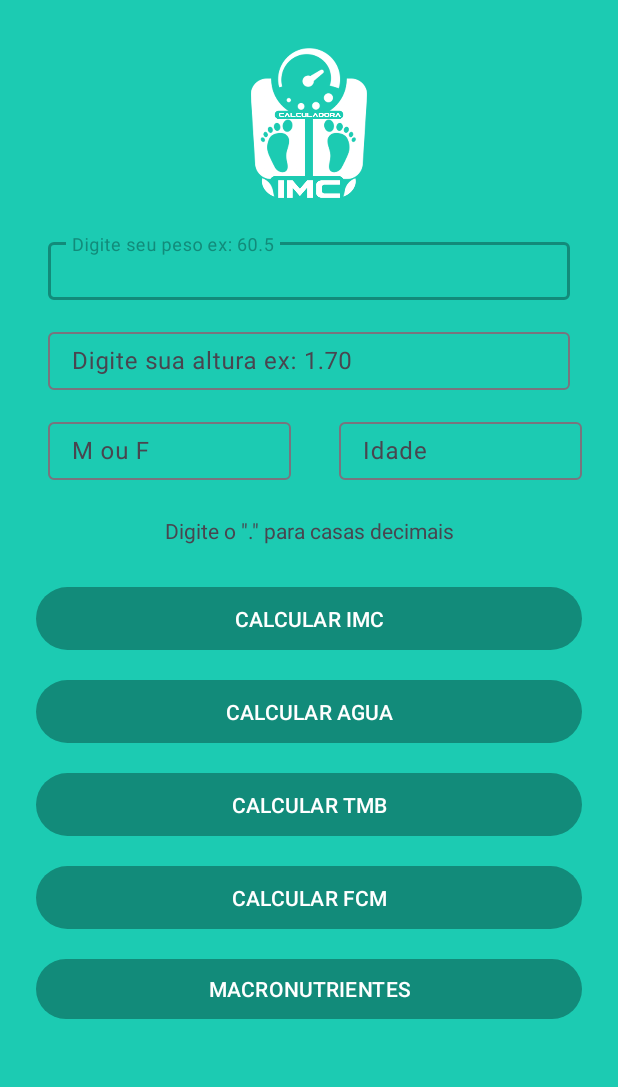
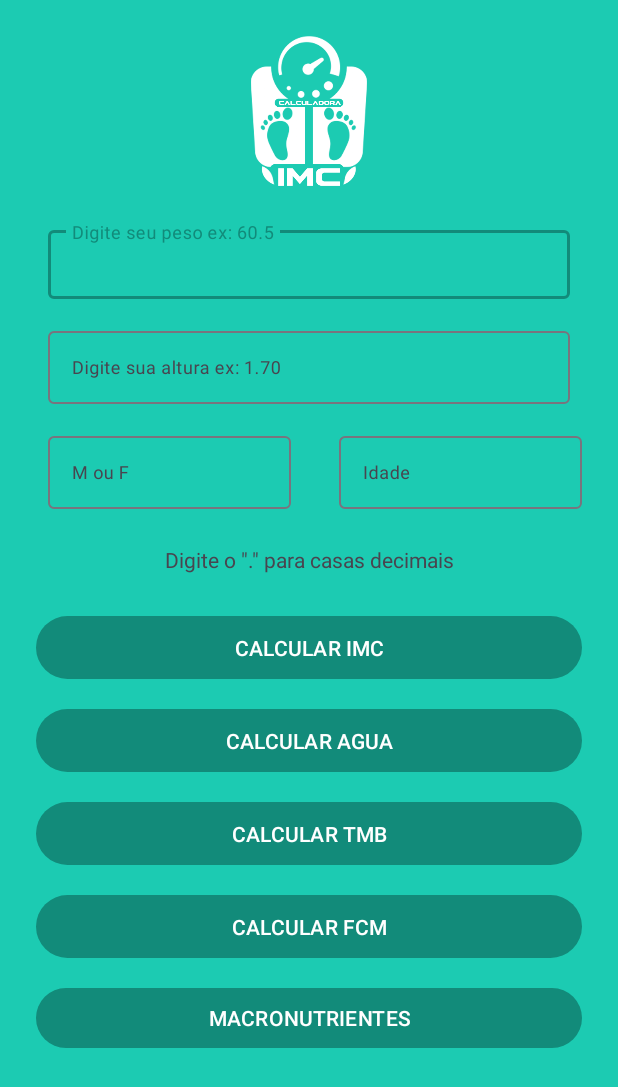
Before and after one commit to diasoficial/p6-CalculadoraIMC, an Android app: the screen it shows after launch (MainActivity), on a phone screen of 412 x 824 dp. Shown: the top 1087 px of the screen. Run offline under Robolectric (Android 15) with nearby library versions, the phone set to English and light mode, and no system bars.

Commit message:
Back-end v1.5

```diff
--- a/app/src/main/java/com/dias/p6_calculadoraimc/ResultadoActivity.kt
+++ b/app/src/main/java/com/dias/p6_calculadoraimc/ImcActivity.kt
@@ -1,5 +1,6 @@
 package com.dias.p6_calculadoraimc
 
+import android.annotation.SuppressLint
 import android.os.Bundle
 import android.widget.TextView
 import androidx.activity.enableEdgeToEdge
@@ -7,16 +8,17 @@ import androidx.appcompat.app.AppCompatActivity
 import androidx.core.view.ViewCompat
 import androidx.core.view.WindowInsetsCompat
 
-class ResultadoActivity : AppCompatActivity() {
+class ImcActivity : AppCompatActivity() {
 
     private lateinit var textPeso: TextView
     private lateinit var textAltura: TextView
     private lateinit var textResultado: TextView
 
+    @SuppressLint("SetTextI18n", "DefaultLocale")
     override fun onCreate(savedInstanceState: Bundle?) {
         super.onCreate(savedInstanceState)
         enableEdgeToEdge()
-        setContentView(R.layout.activity_resultado)
+        setContentView(R.layout.activity_imc)
         ViewCompat.setOnApplyWindowInsetsListener(findViewById(R.id.main)) { v, insets ->
             val systemBars = insets.getInsets(WindowInsetsCompat.Type.systemBars())
             v.setPadding(systemBars.left, systemBars.top, systemBars.right, systemBars.bottom)
--- a/app/src/main/java/com/dias/p6_calculadoraimc/MainActivity.kt
+++ b/app/src/main/java/com/dias/p6_calculadoraimc/MainActivity.kt
@@ -8,7 +8,6 @@ import androidx.activity.enableEdgeToEdge
 import androidx.appcompat.app.AppCompatActivity
 import androidx.core.view.ViewCompat
 import androidx.core.view.WindowInsetsCompat
-import com.google.android.material.textfield.TextInputEditText
 
 class MainActivity : AppCompatActivity() {
 
@@ -16,6 +15,10 @@ class MainActivity : AppCompatActivity() {
     private lateinit var editPeso: EditText
     private lateinit var editAltura: EditText
     private lateinit var btnCalcularAgua: Button
+    private lateinit var editSexo: EditText
+    private lateinit var btnCalcularTmb: Button
+    private lateinit var editIdade: EditText
+
 
     override fun onCreate(savedInstanceState: Bundle?) {
 
@@ -36,10 +39,13 @@ class MainActivity : AppCompatActivity() {
         editPeso = findViewById(R.id.edit_peso)
         editAltura = findViewById(R.id.edit_altura)
         btnCalcularAgua = findViewById(R.id.btn_calcular_agua)
+        editSexo = findViewById(R.id.edit_mf)
+        btnCalcularTmb = findViewById(R.id.btn_calcular_tmb)
+        editIdade = findViewById(R.id.edit_idade)
 
         //Abrir nova tela
         btnCalcular.setOnClickListener {
-            val intent = Intent(this, ResultadoActivity::class.java)
+            val intent = Intent(this, ImcActivity::class.java)
 
             val peso = editPeso.text.toString()
             val altura = editAltura.text.toString()
@@ -55,7 +61,7 @@ class MainActivity : AppCompatActivity() {
 
         //Abrir nova tela Agua
         btnCalcularAgua.setOnClickListener {
-            val intent = Intent(this, ResultadoAguaActivity::class.java)
+            val intent = Intent(this, AguaActivity::class.java)
 
             val peso = editPeso.text.toString()
 
@@ -66,5 +72,24 @@ class MainActivity : AppCompatActivity() {
             startActivity(intent)
         }
 
+        //Abrir nova tela TMB
+        btnCalcularTmb.setOnClickListener {
+            val intent = Intent(this, TbmActivity::class.java)
+
+            val sexo = editSexo.text
+            val peso = editPeso.text.toString()
+            val altura = editAltura.text.toString()
+            val idade = editIdade.text.toString()
+
+            if (peso.isNotEmpty() && altura.isNotEmpty() && sexo.isNotEmpty() && idade.isNotEmpty()){
+                intent.putExtra("peso", peso.toDouble())
+                intent.putExtra("altura", altura.toDouble())
+                intent.putExtra("idade", idade.toDouble())
+                intent.putExtra("sexo", sexo)
+            }
+
+            startActivity(intent)
+        }
+
     }
 }
--- a/app/src/main/res/layout/activity_resultado_agua.xml
+++ b/app/src/main/res/layout/activity_agua.xml
@@ -5,7 +5,7 @@
     android:id="@+id/main"
     android:layout_width="match_parent"
     android:layout_height="match_parent"
-    tools:context=".ResultadoAguaActivity">
+    tools:context=".AguaActivity">
 
     <TextView
         android:id="@+id/textView2"
--- a/app/src/main/res/layout/activity_resultado.xml
+++ b/app/src/main/res/layout/activity_imc.xml
@@ -5,7 +5,7 @@
     android:id="@+id/main"
     android:layout_width="match_parent"
     android:layout_height="match_parent"
-    tools:context=".ResultadoActivity">
+    tools:context=".ImcActivity">
 
     <ImageView
         android:id="@+id/imageView2"
--- a/app/src/main/res/layout/activity_main.xml
+++ b/app/src/main/res/layout/activity_main.xml
@@ -11,7 +11,7 @@
         android:id="@+id/imageView"
         android:layout_width="100dp"
         android:layout_height="100dp"
-        android:layout_marginTop="32dp"
+        android:layout_marginTop="24dp"
         app:layout_constraintEnd_toEndOf="parent"
         app:layout_constraintHorizontal_bias="0.5"
         app:layout_constraintStart_toStartOf="parent"
@@ -21,7 +21,7 @@
     <com.google.android.material.textfield.TextInputLayout
         android:id="@+id/textInputLayout"
         android:layout_width="0dp"
-        android:layout_height="60dp"
+        android:layout_height="67dp"
         android:layout_marginStart="24dp"
         android:layout_marginTop="16dp"
         android:layout_marginEnd="24dp"
@@ -36,13 +36,14 @@
             android:layout_width="match_parent"
             android:layout_height="wrap_content"
             android:hint="Digite seu peso ex: 60.5"
-            android:inputType="number|numberDecimal" />
+            android:inputType="number|numberDecimal"
+            android:textSize="12sp" />
     </com.google.android.material.textfield.TextInputLayout>
 
     <com.google.android.material.textfield.TextInputLayout
         android:id="@+id/textInputLayout2"
         android:layout_width="0dp"
-        android:layout_height="60dp"
+        android:layout_height="70sp"
         android:layout_marginStart="24dp"
         android:layout_marginEnd="24dp"
         android:padding="8dp"
@@ -56,13 +57,14 @@
             android:layout_width="match_parent"
             android:layout_height="wrap_content"
             android:hint="Digite sua altura ex: 1.70"
-            android:inputType="number|numberDecimal" />
+            android:inputType="number|numberDecimal"
+            android:textSize="12sp" />
     </com.google.android.material.textfield.TextInputLayout>
 
     <com.google.android.material.textfield.TextInputLayout
         android:id="@+id/textInputLayout5"
         android:layout_width="0dp"
-        android:layout_height="60dp"
+        android:layout_height="70dp"
         android:layout_marginStart="24dp"
         android:layout_marginEnd="16dp"
         android:padding="8dp"
@@ -72,15 +74,17 @@
         app:layout_constraintTop_toBottomOf="@+id/textInputLayout2">
 
         <com.google.android.material.textfield.TextInputEditText
+            android:id="@+id/edit_mf"
             android:layout_width="match_parent"
             android:layout_height="wrap_content"
-            android:hint="M ou F" />
+            android:hint="M ou F"
+            android:textSize="12sp" />
     </com.google.android.material.textfield.TextInputLayout>
 
     <com.google.android.material.textfield.TextInputLayout
         android:id="@+id/textInputLayout6"
         android:layout_width="0dp"
-        android:layout_height="60dp"
+        android:layout_height="70dp"
         android:layout_marginEnd="16dp"
         android:padding="8dp"
         app:layout_constraintEnd_toEndOf="parent"
@@ -89,9 +93,11 @@
         app:layout_constraintTop_toBottomOf="@+id/textInputLayout2">
 
         <com.google.android.material.textfield.TextInputEditText
+            android:id="@+id/edit_idade"
             android:layout_width="match_parent"
             android:layout_height="wrap_content"
-            android:hint="Idade" />
+            android:hint="Idade"
+            android:textSize="12sp" />
     </com.google.android.material.textfield.TextInputLayout>
 
     <TextView
@@ -132,7 +138,7 @@
         app:layout_constraintTop_toBottomOf="@+id/btn_calcular" />
 
     <Button
-        android:id="@+id/button"
+        android:id="@+id/btn_calcular_tmb"
         android:layout_width="0dp"
         android:layout_height="50dp"
         android:layout_marginStart="24dp"
@@ -155,7 +161,7 @@
         app:layout_constraintEnd_toEndOf="parent"
         app:layout_constraintHorizontal_bias="0.5"
         app:layout_constraintStart_toStartOf="parent"
-        app:layout_constraintTop_toBottomOf="@+id/button" />
+        app:layout_constraintTop_toBottomOf="@+id/btn_calcular_tmb" />
 
     <Button
         android:id="@+id/button3"
```
Also changed, not shown: app/src/main/AndroidManifest.xml (+5 -2 lines), app/src/main/java/com/dias/p6_calculadoraimc/AguaActivity.kt (renamed from app/src/main/java/com/dias/p6_calculadoraimc/ResultadoAguaActivity.kt, +5 -5 lines), app/src/main/java/com/dias/p6_calculadoraimc/TbmActivity.kt (added, +48 -0 lines), app/src/main/res/layout/activity_tbm.xml (added, +82 -0 lines).
